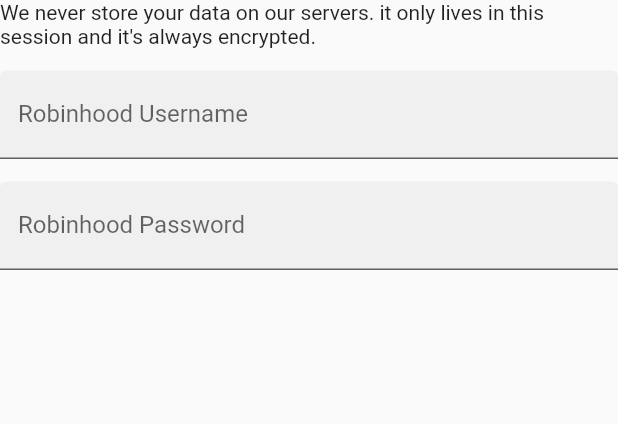
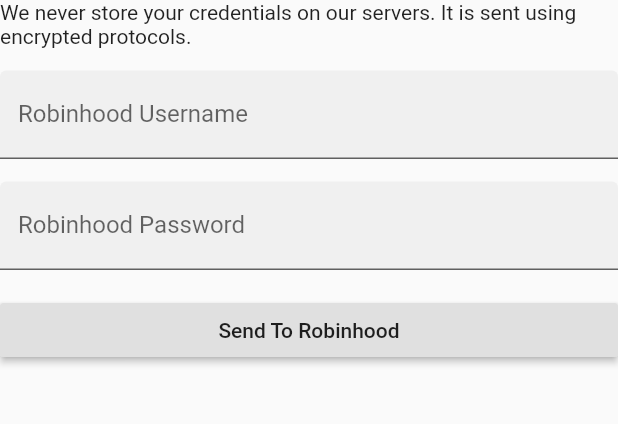
Before and after one commit to nelsonjd/internal, a Flutter app: the screen it shows after launch, on a phone screen of 412 x 824 dp, the part 198-622 px from its top. Run offline on Flutter 3.47's test engine with Material 2 defaults, Android fonts, the phone set to English and light mode, and no system bars.

Commit message:
use text form field

```diff
--- a/lib/login_form.dart
+++ b/lib/login_form.dart
@@ -16,48 +16,52 @@ class LoginFormState extends State<LoginForm> {
     // TODO: implement build
     return Form(
       key: _formKey,
-      child: Column(
-        crossAxisAlignment: CrossAxisAlignment.center,
+      child: ListView(
         children: <Widget>[
-          UserNameFormField(
-
-          )
-        ],
-      ),
-    );
+          SizedBox(height: 60.0),
+          Text('Welcome to Internal®.'),
+          Text(
+            'We never store your credentials on our servers. It is sent using encrypted protocols.'),
+          SizedBox(height: 15.0),
+          TextFormField(
+            validator: (value) {
+              if (value == null || value.isEmpty) {
+                return 'Cannot be empty';
               }
-}
-
-
-class UserNameFormField extends FormField<String> {
-  UserNameFormField({
-    bool autovalidate = false,
-  }) : super (
-    autovalidate: autovalidate,
-    builder: (FormFieldState<String> state) {
-      return TextField(
+              return null;
+            },
             decoration: InputDecoration(
               filled: true,
               labelText: 'Robinhood Username',
             ),
-      );
+          ),
+          SizedBox(height: 15.0),
+          TextFormField(
+            obscureText: true,
+            validator: (value) {
+              if (value == null || value.isEmpty) {
+                return 'Cannot be empty';
               }
-  );
-}
-
-
-class PasswordFormField extends FormField<String> {
-  PasswordFormField({
-    bool autovalidate = false,
-  }) : super(
-    autovalidate: autovalidate,
-    builder: (FormFieldState<String> state) {
-      return TextField(
+              return null;
+            },
             decoration: InputDecoration(
               filled: true,
               labelText: 'Robinhood Password',
             ),
+          ),
+          Padding(
+            padding: const EdgeInsets.symmetric(vertical: 16.0),
+            child: RaisedButton(
+              onPressed: () {
+                if (_formKey.currentState.validate()) {
+                  Scaffold.of(context).showSnackBar(SnackBar(content: Text('processing data')));
+                }
+              },
+              child: Text('Send To Robinhood')
+            ),
+          )
+        ],
+      )
     );
   }
-  );
 }
--- a/lib/main.dart
+++ b/lib/main.dart
@@ -9,18 +9,7 @@ class Internal extends StatelessWidget {
     // TODO: implement build
     return Scaffold(
       appBar: AppBar(title: Text('Welcome to Internal')),
-      body: new SafeArea(
-        child: ListView(
-          children: <Widget>[
-            SizedBox(height: 60.0),
-            Text('Welcome to Internal®.'),
-            Text('We never store your data on our servers. it only lives in this session and it\'s always encrypted.'),
-            SizedBox(height: 15.0),
-            UserNameFormField(),
-            SizedBox(height: 15.0),
-            PasswordFormField(),
-          ],
-        )
+      body: new LoginForm(
       ),
     );
   }
```
Lines whose indentation alone changed are shown as unchanged.
